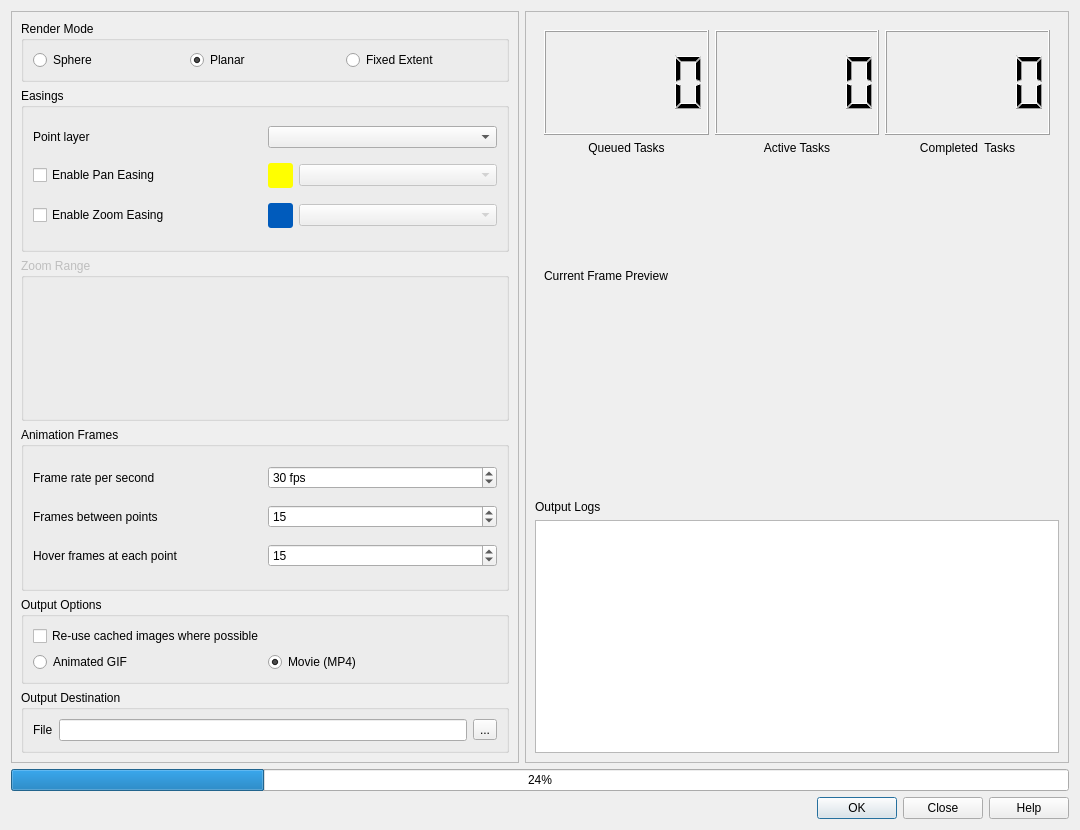
Old version of the form ui/animation_workbench_base.ui in the repository timlinux/QGISAnimationWorkbench.
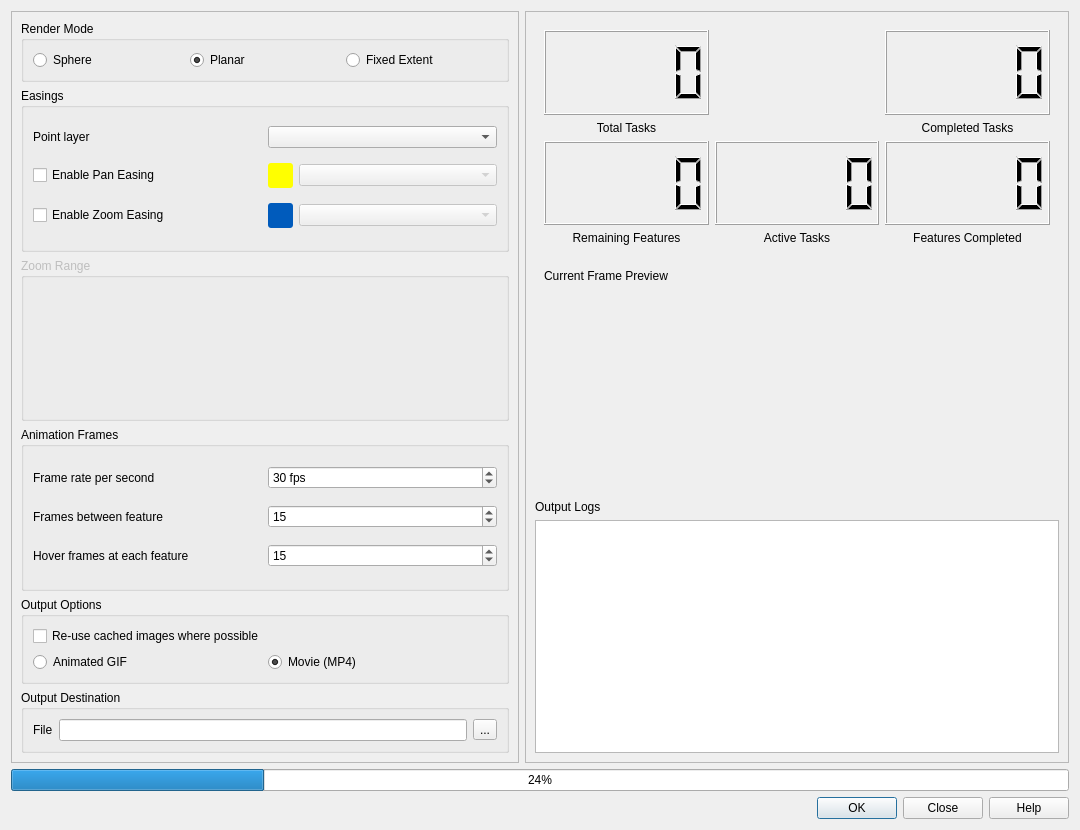
New version of the form. The open tabs and pages were chosen to show the change. Custom widgets are drawn as their Qt base class.

Commit message: WIP refactor of lcd displayes and refer to features not points

What changed in the file:
```diff
--- a/ui/animation_workbench_base.ui
+++ b/ui/animation_workbench_base.ui
@@ -229,7 +229,7 @@
              <item row="2" column="0">
               <widget class="QLabel" name="hover_frames_label">
                <property name="text">
-                <string>Hover frames at each point</string>
+                <string>Hover frames at each feature</string>
                </property>
                <property name="buddy">
                 <cstring>hover_frames_spin</cstring>
@@ -239,7 +239,7 @@
              <item row="1" column="0">
               <widget class="QLabel" name="point_frames_label">
                <property name="text">
-                <string>Frames between points</string>
+                <string>Frames between feature</string>
                </property>
                <property name="buddy">
                 <cstring>point_frames_spin</cstring>
@@ -587,26 +587,67 @@
         </widget>
         <widget class="QWidget" name="job_progress_page">
          <layout class="QGridLayout" name="gridLayout_14">
+          <item row="3" column="0">
+           <widget class="QLabel" name="remaining_features_label">
+            <property name="text">
+             <string>Remaining Features</string>
+            </property>
+            <property name="alignment">
+             <set>Qt::AlignHCenter|Qt::AlignTop</set>
+            </property>
+           </widget>
+          </item>
           <item row="0" column="0">
-           <widget class="QLCDNumber" name="queue_lcd"/>
+           <widget class="QLCDNumber" name="total_tasks_lcd">
+            <property name="sizePolicy">
+             <sizepolicy hsizetype="Minimum" vsizetype="MinimumExpanding">
+              <horstretch>0</horstretch>
+              <verstretch>0</verstretch>
+             </sizepolicy>
+            </property>
+           </widget>
           </item>
-          <item row="0" column="1">
-           <widget class="QLCDNumber" name="active_lcd"/>
-          </item>
-          <item row="0" column="2">
-           <widget class="QLCDNumber" name="completed_lcd"/>
-          </item>
-          <item row="1" column="0">
-           <widget class="QLabel" name="queue_label">
+          <item row="3" column="2">
+           <widget class="QLabel" name="completed_label">
             <property name="text">
-             <string>Queued Tasks</string>
+             <string>Features Completed</string>
             </property>
             <property name="alignment">
              <set>Qt::AlignHCenter|Qt::AlignTop</set>
             </property>
            </widget>
           </item>
-          <item row="1" column="1">
+          <item row="2" column="2">
+           <widget class="QLCDNumber" name="completed_lcd">
+            <property name="sizePolicy">
+             <sizepolicy hsizetype="Minimum" vsizetype="MinimumExpanding">
+              <horstretch>0</horstretch>
+              <verstretch>0</verstretch>
+             </sizepolicy>
+            </property>
+           </widget>
+          </item>
+          <item row="2" column="0">
+           <widget class="QLCDNumber" name="remaining_features_lcd">
+            <property name="sizePolicy">
+             <sizepolicy hsizetype="Minimum" vsizetype="MinimumExpanding">
+              <horstretch>0</horstretch>
+              <verstretch>0</verstretch>
+             </sizepolicy>
+            </property>
+           </widget>
+          </item>
+          <item row="2" column="1">
+           <widget class="QLCDNumber" name="active_lcd">
+            <property name="sizePolicy">
+             <sizepolicy hsizetype="Minimum" vsizetype="MinimumExpanding">
+              <horstretch>0</horstretch>
+              <verstretch>0</verstretch>
+             </sizepolicy>
+            </property>
+           </widget>
+          </item>
+          <item row="3" column="1">
            <widget class="QLabel" name="active_label">
             <property name="text">
              <string>Active Tasks</string>
@@ -616,10 +657,42 @@
             </property>
            </widget>
           </item>
+          <item row="1" column="0">
+           <widget class="QLabel" name="total_tasks_label">
+            <property name="sizePolicy">
+             <sizepolicy hsizetype="Preferred" vsizetype="Preferred">
+              <horstretch>0</horstretch>
+              <verstretch>0</verstretch>
+             </sizepolicy>
+            </property>
+            <property name="text">
+             <string>Total Tasks</string>
+            </property>
+            <property name="alignment">
+             <set>Qt::AlignHCenter|Qt::AlignTop</set>
+            </property>
+           </widget>
+          </item>
+          <item row="0" column="2">
+           <widget class="QLCDNumber" name="completed_tasks_lcd">
+            <property name="sizePolicy">
+             <sizepolicy hsizetype="Minimum" vsizetype="MinimumExpanding">
+              <horstretch>0</horstretch>
+              <verstretch>0</verstretch>
+             </sizepolicy>
+            </property>
+           </widget>
+          </item>
           <item row="1" column="2">
-           <widget class="QLabel" name="completed_label">
+           <widget class="QLabel" name="completed_tasks_label">
+            <property name="sizePolicy">
+             <sizepolicy hsizetype="Preferred" vsizetype="Preferred">
+              <horstretch>0</horstretch>
+              <verstretch>0</verstretch>
+             </sizepolicy>
+            </property>
             <property name="text">
-             <string>Completed  Tasks</string>
+             <string>Completed Tasks</string>
             </property>
             <property name="alignment">
              <set>Qt::AlignHCenter|Qt::AlignTop</set>
```
Left out of the diff: 16 changed lines with no effect on the pictures. The commit also changes 2 other files.
